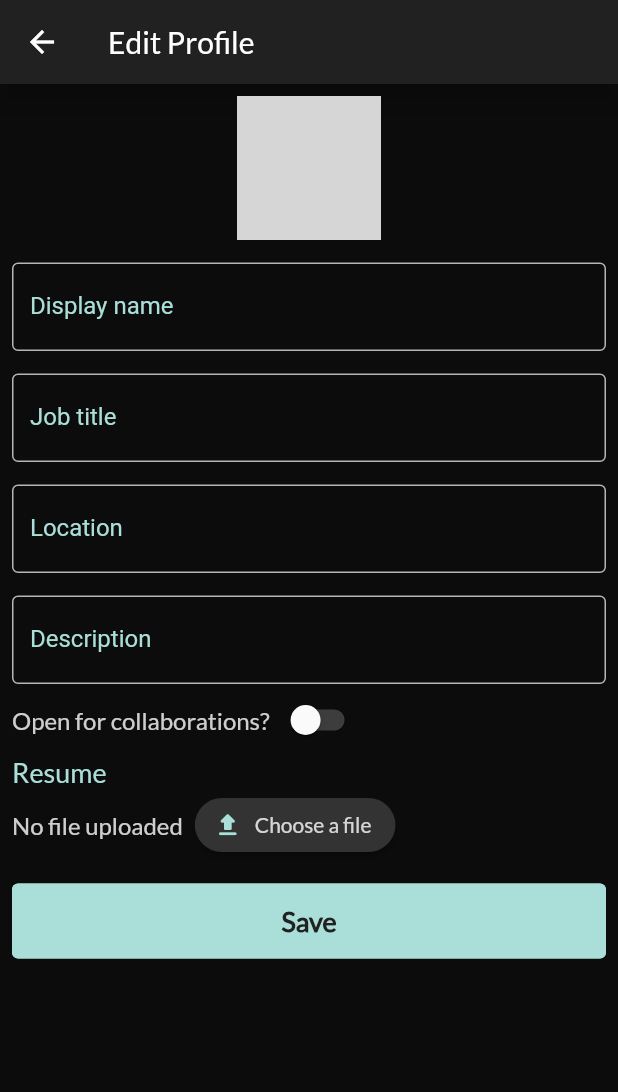
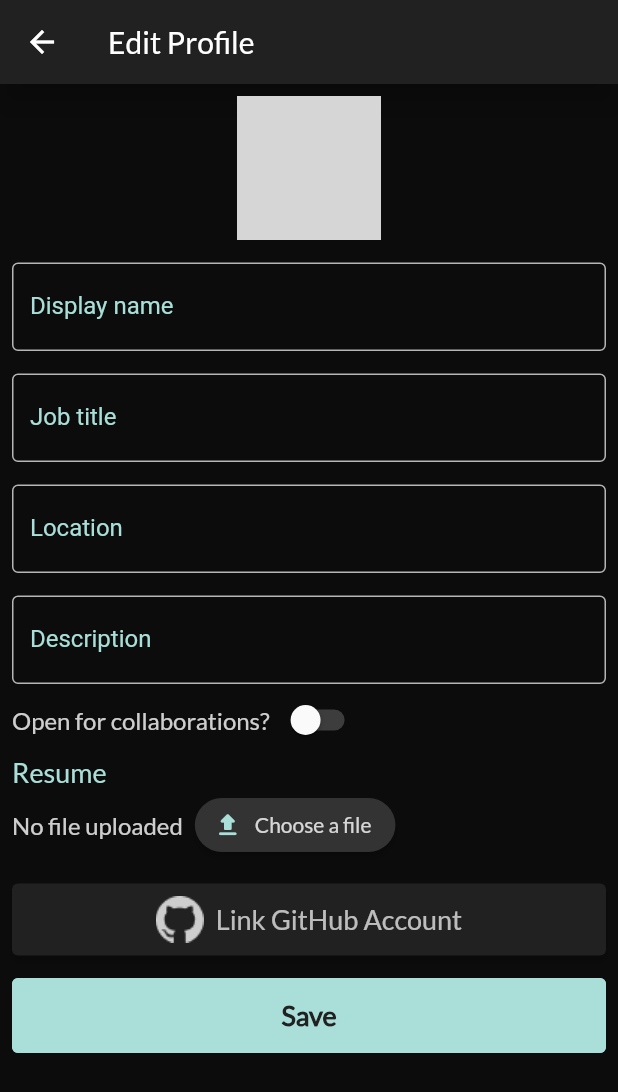
Before and after one commit to Thrauk/union, a Flutter app: the EditProfilePage screen opened directly, on a phone screen of 412 x 824 dp. Shown: the top 1092 px of the screen. Run offline on Flutter 3.47's test engine with Material 2 defaults, Android fonts, the phone set to English and light mode, and no system bars; our stand-ins replace bloc, bubble, cached_network_image, cloud_firestore, dots_indicator, equatable and 13 more; missing offline and left inert: firebase_app_check, flow_builder, flutter_cached_pdfview; accounts and stored records are empty; network calls fail; grey boxes are pictures that could not be loaded.

Commit message:
feat: link existing account (on edit profile) with github and icons revamp

```diff
--- a/lib/src/repository/authentication/authentication.dart
+++ b/lib/src/repository/authentication/authentication.dart
@@ -15,5 +15,7 @@ abstract class AuthenticationRepository {
 
   Future<void> logInWithGithub({required String code});
 
+  Future<void> linkWithGithub({required String code});
+
   Future<void> logOut();
 }
--- a/lib/src/screens/user_profile/edit_profile/view/edit_profile.dart
+++ b/lib/src/screens/user_profile/edit_profile/view/edit_profile.dart
@@ -6,6 +6,7 @@ import 'package:union_app/src/screens/app/bloc/app_bloc.dart';
 import 'package:union_app/src/screens/user_profile/edit_profile/edit_profile.dart';
 import 'package:union_app/src/screens/user_profile/edit_profile/widgets/toggle/open_for_collaboration_switch.dart';
 import 'package:union_app/src/screens/widgets/app_bar/simple_app_bar.dart';
+import 'package:union_app/src/screens/widgets/github/github_link_widget/github_link_widget.dart';
 import 'package:union_app/src/theme.dart';
 
 
@@ -80,6 +81,9 @@ class _EditProfilePage extends StatelessWidget {
                       const Align(alignment: Alignment.centerLeft, child: Text('Resume', style: AppStyles.textStyleHeading1)),
                       FileUploader(userId: state.fullUser.id),
                       const SizedBox(height: 15),
+                      const GithubLinkWidget(),
+                      const SizedBox(height: 15),
+
                       const SubmitButtonWidget(),
                     ],
                   )
--- /dev/null
+++ b/lib/src/screens/widgets/github/github_link_widget/bloc/github_link_widget_bloc.dart
@@ -0,0 +1,68 @@
+import 'dart:async';
+
+import 'package:bloc/bloc.dart';
+import 'package:equatable/equatable.dart';
+import 'package:uni_links/uni_links.dart';
+import 'package:union_app/src/repository/authentication/auth.dart';
+import 'package:union_app/src/repository/github/github_repository.dart';
+
+part 'github_link_widget_event.dart';
+part 'github_link_widget_state.dart';
+
+class GithubLinkWidgetBloc extends Bloc<GithubLinkWidgetEvent, GithubLinkWidgetState> {
+  GithubLinkWidgetBloc(this.firebaseAuthRepository) : super(const GithubLinkWidgetState()) {
+    on<LinkPressed>(_onLinkPressed);
+    on<Initialize>(_onInitialize);
+    on<LinkSuccess>(_onLinkSuccess);
+    on<LinkFailed>(_onLinkFailed);
+  }
+
+  late final StreamSubscription<String?> _subs;
+  final GithubRepository _githubRepository = GithubRepository();
+  final AuthenticationRepository firebaseAuthRepository;
+
+  Future<void> _onInitialize(Initialize event, Emitter<GithubLinkWidgetState> emit) async {
+    await _initDeepLinkListener();
+  }
+
+  Future<void> _onLinkPressed(LinkPressed event, Emitter<GithubLinkWidgetState> emit) async {
+    await _githubRepository.queryOauthAuthorize();
+  }
+
+  void _onLinkSuccess(LinkSuccess event, Emitter<GithubLinkWidgetState> emit) {
+    print('Link Success with github');
+    emit(state.copyWith(linkSuccess: true));
+  }
+
+  void _onLinkFailed(LinkFailed event, Emitter<GithubLinkWidgetState> emit) {
+    print('Link Failed with github');
+  }
+
+  Future<void> _initDeepLinkListener() async {
+    _subs = linkStream.listen((String? link) async {
+      await _checkDeepLink(link);
+    }, cancelOnError: true);
+  }
+
+  Future<void> _checkDeepLink(String? link) async {
+    if (link != null) {
+      print(link);
+      final String code = link.substring(link.indexOf(RegExp('code=')) + 5);
+      try {
+        await firebaseAuthRepository.linkWithGithub(code: code);
+        add(LinkSuccess());
+      } catch (e) {
+        print(e);
+        add(LinkFailed());
+      }
+    }
+  }
+
+  @override
+  Future<void> close() async {
+    super.close();
+    if (_subs != null) {
+      _subs.cancel();
+    }
+  }
+}
--- /dev/null
+++ b/lib/src/screens/widgets/github/github_link_widget/bloc/github_link_widget_event.dart
@@ -0,0 +1,20 @@
+part of 'github_link_widget_bloc.dart';
+
+
+class GithubLinkWidgetEvent extends Equatable {
+  @override
+  List<Object?> get props => <Object?>[];
+}
+
+class Initialize extends GithubLinkWidgetEvent {}
+
+class LinkPressed extends GithubLinkWidgetEvent {}
+
+class UnlinkPressed extends GithubLinkWidgetEvent {}
+
+class LinkFailed extends GithubLinkWidgetEvent {}
+
+class UnlinkFailed extends GithubLinkWidgetEvent {}
+class LinkSuccess extends GithubLinkWidgetEvent {}
+
+class UnlinkSuccess extends GithubLinkWidgetEvent {}
--- /dev/null
+++ b/lib/src/screens/widgets/github/github_link_widget/bloc/github_link_widget_state.dart
@@ -0,0 +1,32 @@
+part of 'github_link_widget_bloc.dart';
+
+class GithubLinkWidgetState extends Equatable {
+  const GithubLinkWidgetState({
+    this.linkSuccess = false,
+    this.isLinked = false,
+    this.unlinkSuccess = false,
+  });
+
+  final bool linkSuccess;
+  final bool isLinked;
+  final bool unlinkSuccess;
+
+  GithubLinkWidgetState copyWith({
+    bool? linkSuccess,
+    bool? isLinked,
+    bool? unlinkSuccess,
+  }) {
+    return GithubLinkWidgetState(
+      linkSuccess: linkSuccess ?? this.linkSuccess,
+      isLinked: isLinked ?? this.isLinked,
+      unlinkSuccess: unlinkSuccess ?? this.unlinkSuccess,
+    );
+  }
+
+  @override
+  List<Object> get props => <Object>[
+        linkSuccess,
+        isLinked,
+        unlinkSuccess,
+      ];
+}
--- /dev/null
+++ b/lib/src/screens/widgets/github/github_link_widget/github_link_widget.dart
@@ -0,0 +1,61 @@
+import 'package:flutter/material.dart';
+import 'package:flutter_bloc/flutter_bloc.dart';
+import 'package:union_app/src/repository/authentication/auth.dart';
+import 'package:union_app/src/screens/widgets/github/github_link_widget/bloc/github_link_widget_bloc.dart';
+import 'package:union_app/src/theme.dart';
+
+class GithubLinkWidget extends StatelessWidget {
+  const GithubLinkWidget({Key? key}) : super(key: key);
+
+  @override
+  Widget build(BuildContext context) {
+    return BlocProvider<GithubLinkWidgetBloc>(
+      create: (BuildContext context) => GithubLinkWidgetBloc(context.read<AuthenticationRepository>())..add(Initialize()),
+      child: _GithubLinkWidget(),
+    );
+  }
+
+
+}
+
+class _GithubLinkWidget extends StatelessWidget {
+  @override
+  Widget build(BuildContext context) {
+    return BlocConsumer<GithubLinkWidgetBloc, GithubLinkWidgetState>(
+      listener: (BuildContext context, GithubLinkWidgetState state) {
+        if(state.linkSuccess == true) {
+        }
+      },
+      builder: (BuildContext context, GithubLinkWidgetState state) {
+        return ElevatedButton(
+          onPressed: () {
+            context.read<GithubLinkWidgetBloc>().add(LinkPressed());
+          },
+          style: ElevatedButton.styleFrom(
+            primary: AppColors.backgroundLight,
+            minimumSize: const Size(double.infinity, 48),
+          ),
+          child: Row(
+            mainAxisAlignment: MainAxisAlignment.center,
+            children: const <Widget>[
+              Image(
+                image: AssetImage('assets/icons/github_icon.png'),
+              ),
+              SizedBox(width: 8),
+              Text(
+                'Link GitHub Account',
+                style: TextStyle(
+                  color: AppColors.white07,
+                  fontFamily: 'Lato',
+                  fontWeight: FontWeight.w500,
+                  fontSize: 18,
+                ),
+              ),
+            ],
+          ),
+        );
+      },
+    );
+  }
+
+}
--- a/lib/src/screens/widgets/github/github_login_widget/github_login_widget.dart
+++ b/lib/src/screens/widgets/github/github_login_widget/github_login_widget.dart
@@ -31,9 +31,8 @@ class _GithubLoginWidget extends StatelessWidget {
           onTap: () {
             context.read<GithubLoginWidgetBloc>().add(LoginPressed());
           },
-          child: const Icon(
-            Icons.category,
-            color: Colors.white,
+          child: const Image(
+            image: AssetImage('assets/icons/github_icon.png'),
           ),
         );
       },
```
Also changed, not shown: lib/src/repository/authentication/firebase_authentication/firebase_auth_repository.dart (+34 -0 lines).
